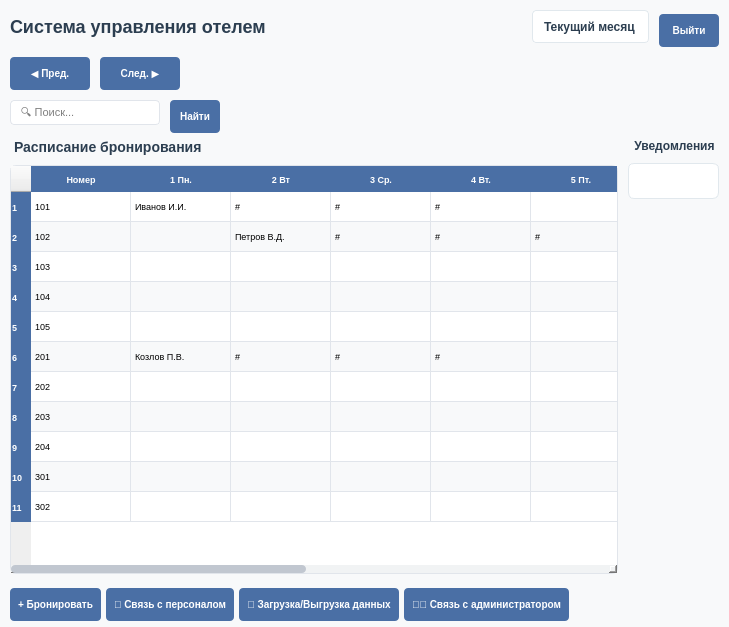
Before: the Qt Designer form UI/Reg/Регистратор итог.ui in Ainyr-Akhmadishin/Hotel_management_system, drawn with Qt 5.
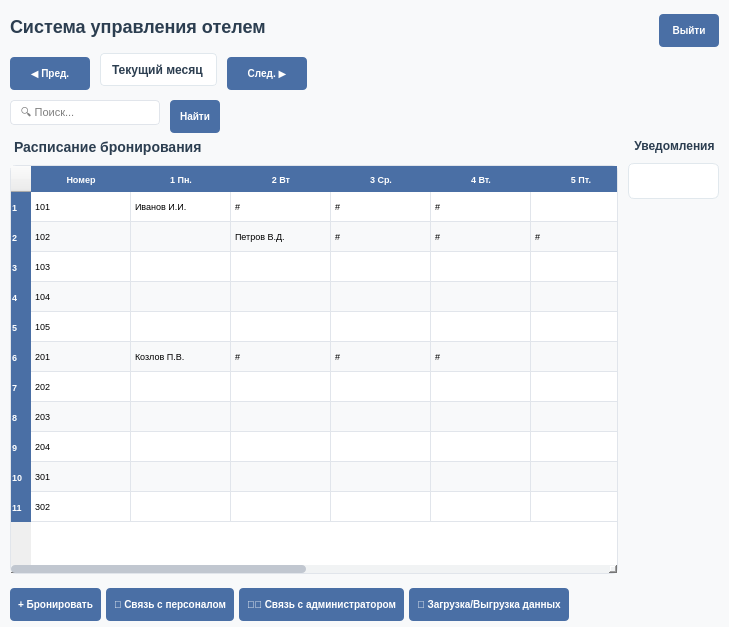
After: the same form once the commit is applied.

```diff
--- a/UI/Reg/Регистратор итог.ui
+++ b/UI/Reg/Регистратор итог.ui
@@ -161,16 +161,6 @@
         </property>
        </spacer>
       </item>
-      <item>
-       <widget class="QLabel" name="current_month_label">
-        <property name="styleSheet">
-         <string notr="true">font-size: 12px; font-weight: bold; color: #2c3e50; background-color: white; padding: 4px 8px; border-radius: 4px; border: 1px solid #e1e8ed;</string>
-        </property>
-        <property name="text">
-         <string>Текущий месяц</string>
-        </property>
-       </widget>
-      </item>
       <item>
        <widget class="QPushButton" name="exit_button">
         <property name="minimumSize">
@@ -213,6 +203,16 @@
         </property>
        </widget>
       </item>
+      <item>
+       <widget class="QLabel" name="current_month_label">
+        <property name="styleSheet">
+         <string notr="true">font-size: 12px; font-weight: bold; color: #2c3e50; background-color: white; padding: 4px 8px; border-radius: 4px; border: 1px solid #e1e8ed;</string>
+        </property>
+        <property name="text">
+         <string>Текущий месяц</string>
+        </property>
+       </widget>
+      </item>
       <item>
        <widget class="QPushButton" name="next_month_button">
         <property name="minimumSize">
@@ -667,25 +667,6 @@
             </property>
            </widget>
           </item>
-          <item>
-           <widget class="QPushButton" name="data_button">
-            <property name="minimumSize">
-             <size>
-              <width>0</width>
-              <height>33</height>
-             </size>
-            </property>
-            <property name="maximumSize">
-             <size>
-              <width>16777215</width>
-              <height>25</height>
-             </size>
-            </property>
-            <property name="text">
-             <string>💾 Загрузка/Выгрузка данных</string>
-            </property>
-           </widget>
-          </item>
           <item>
            <widget class="QPushButton" name="admin_button">
             <property name="minimumSize">
@@ -705,6 +686,25 @@
             </property>
            </widget>
           </item>
+          <item>
+           <widget class="QPushButton" name="data_button">
+            <property name="minimumSize">
+             <size>
+              <width>0</width>
+              <height>33</height>
+             </size>
+            </property>
+            <property name="maximumSize">
+             <size>
+              <width>16777215</width>
+              <height>25</height>
+             </size>
+            </property>
+            <property name="text">
+             <string>💾 Загрузка/Выгрузка данных</string>
+            </property>
+           </widget>
+          </item>
           <item>
            <spacer name="horizontalSpacer_4">
             <property name="orientation">
```
